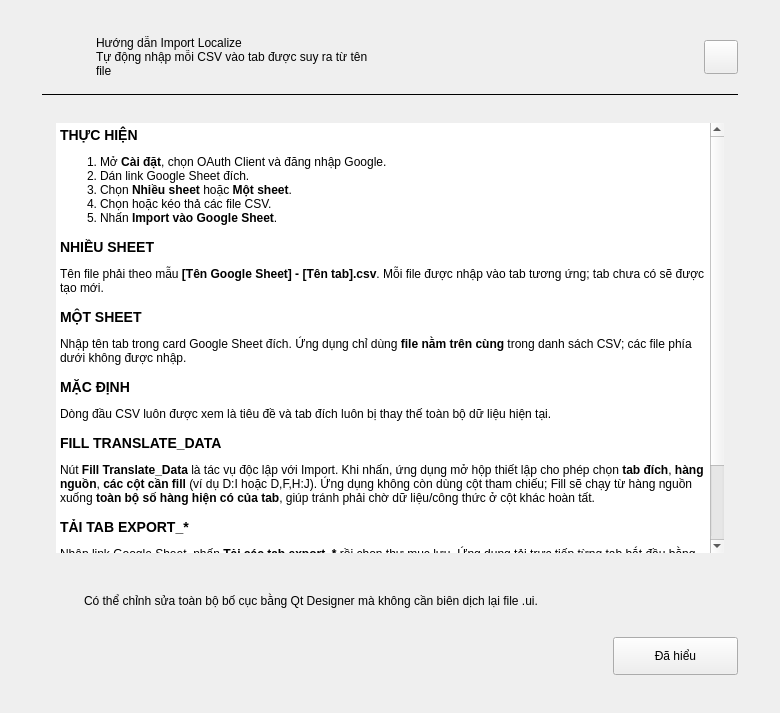
Old version of the form src/import_localize/ui/forms/help_dialog.ui in the repository longnguy3n/Import-Localize.
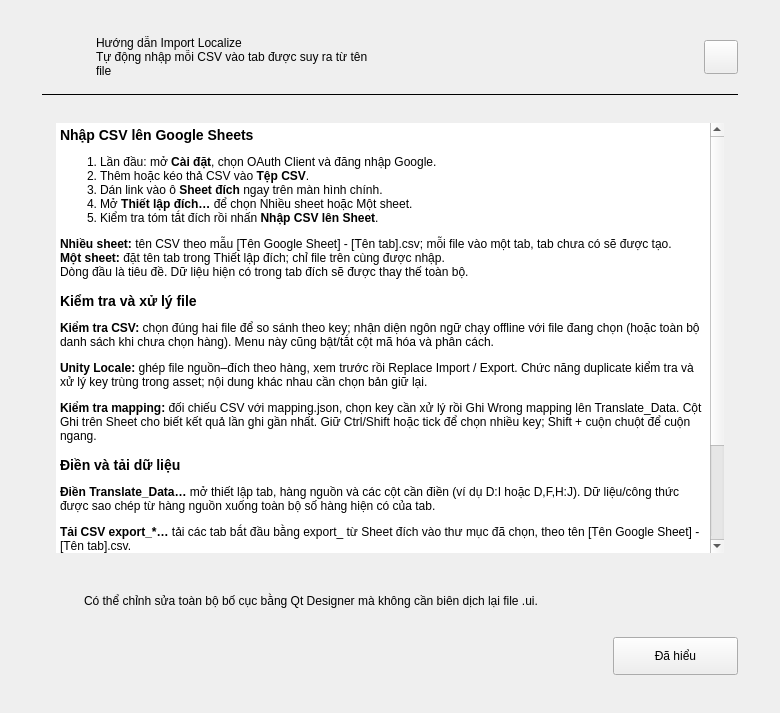
New version of the form.

Patch:
```diff
--- a/src/import_localize/ui/forms/help_dialog.ui
+++ b/src/import_localize/ui/forms/help_dialog.ui
@@ -175,7 +175,7 @@
             </size>
            </property>
            <property name="html">
-            <string>&lt;h3&gt;THỰC HIỆN&lt;/h3&gt;&lt;ol&gt;&lt;li&gt;Mở &lt;b&gt;Cài đặt&lt;/b&gt;, chọn OAuth Client và đăng nhập Google.&lt;/li&gt;&lt;li&gt;Dán link Google Sheet đích.&lt;/li&gt;&lt;li&gt;Chọn &lt;b&gt;Nhiều sheet&lt;/b&gt; hoặc &lt;b&gt;Một sheet&lt;/b&gt;.&lt;/li&gt;&lt;li&gt;Chọn hoặc kéo thả các file CSV.&lt;/li&gt;&lt;li&gt;Nhấn &lt;b&gt;Import vào Google Sheet&lt;/b&gt;.&lt;/li&gt;&lt;/ol&gt;&lt;h3&gt;NHIỀU SHEET&lt;/h3&gt;&lt;p&gt;Tên file phải theo mẫu &lt;b&gt;[Tên Google Sheet] - [Tên tab].csv&lt;/b&gt;. Mỗi file được nhập vào tab tương ứng; tab chưa có sẽ được tạo mới.&lt;/p&gt;&lt;h3&gt;MỘT SHEET&lt;/h3&gt;&lt;p&gt;Nhập tên tab trong card Google Sheet đích. Ứng dụng chỉ dùng &lt;b&gt;file nằm trên cùng&lt;/b&gt; trong danh sách CSV; các file phía dưới không được nhập.&lt;/p&gt;&lt;h3&gt;MẶC ĐỊNH&lt;/h3&gt;&lt;p&gt;Dòng đầu CSV luôn được xem là tiêu đề và tab đích luôn bị thay thế toàn bộ dữ liệu hiện tại.&lt;/p&gt;&lt;h3&gt;FILL TRANSLATE_DATA&lt;/h3&gt;&lt;p&gt;Nút &lt;b&gt;Fill Translate_Data&lt;/b&gt; là tác vụ độc lập với Import. Khi nhấn, ứng dụng mở hộp thiết lập cho phép chọn &lt;b&gt;tab đích&lt;/b&gt;, &lt;b&gt;hàng nguồn&lt;/b&gt;, &lt;b&gt;các cột cần fill&lt;/b&gt; (ví dụ D:I hoặc D,F,H:J). Ứng dụng không còn dùng cột tham chiếu; Fill sẽ chạy từ hàng nguồn xuống &lt;b&gt;toàn bộ số hàng hiện có của tab&lt;/b&gt;, giúp tránh phải chờ dữ liệu/công thức ở cột khác hoàn tất.&lt;/p&gt;&lt;h3&gt;TẢI TAB EXPORT_*&lt;/h3&gt;&lt;p&gt;Nhập link Google Sheet, nhấn &lt;b&gt;Tải các tab export_*&lt;/b&gt; rồi chọn thư mục lưu. Ứng dụng tải trực tiếp từng tab bắt đầu bằng &lt;b&gt;export_&lt;/b&gt; và đặt tên &lt;b&gt;[Tên Google Sheet] - [Tên tab].csv&lt;/b&gt;.&lt;/p&gt;&lt;h3&gt;CẬP NHẬT ỨNG DỤNG&lt;/h3&gt;&lt;p&gt;Trong bản EXE, mở &lt;b&gt;Cài đặt → Cập nhật&lt;/b&gt; để kiểm tra GitHub Releases, tải bản mới, xác minh SHA-256 và tự khởi động lại.&lt;/p&gt;</string>
+            <string>&lt;h3&gt;Nhập CSV lên Google Sheets&lt;/h3&gt;&lt;ol&gt;&lt;li&gt;Lần đầu: mở &lt;b&gt;Cài đặt&lt;/b&gt;, chọn OAuth Client và đăng nhập Google.&lt;/li&gt;&lt;li&gt;Thêm hoặc kéo thả CSV vào &lt;b&gt;Tệp CSV&lt;/b&gt;.&lt;/li&gt;&lt;li&gt;Dán link vào ô &lt;b&gt;Sheet đích&lt;/b&gt; ngay trên màn hình chính.&lt;/li&gt;&lt;li&gt;Mở &lt;b&gt;Thiết lập đích…&lt;/b&gt; để chọn Nhiều sheet hoặc Một sheet.&lt;/li&gt;&lt;li&gt;Kiểm tra tóm tắt đích rồi nhấn &lt;b&gt;Nhập CSV lên Sheet&lt;/b&gt;.&lt;/li&gt;&lt;/ol&gt;&lt;p&gt;&lt;b&gt;Nhiều sheet:&lt;/b&gt; tên CSV theo mẫu [Tên Google Sheet] - [Tên tab].csv; mỗi file vào một tab, tab chưa có sẽ được tạo.&lt;br/&gt;&lt;b&gt;Một sheet:&lt;/b&gt; đặt tên tab trong Thiết lập đích; chỉ file trên cùng được nhập.&lt;br/&gt;Dòng đầu là tiêu đề. Dữ liệu hiện có trong tab đích sẽ được thay thế toàn bộ.&lt;/p&gt;&lt;h3&gt;Kiểm tra và xử lý file&lt;/h3&gt;&lt;p&gt;&lt;b&gt;Kiểm tra CSV:&lt;/b&gt; chọn đúng hai file để so sánh theo key; nhận diện ngôn ngữ chạy offline với file đang chọn (hoặc toàn bộ danh sách khi chưa chọn hàng). Menu này cũng bật/tắt cột mã hóa và phân cách.&lt;/p&gt;&lt;p&gt;&lt;b&gt;Unity Locale:&lt;/b&gt; ghép file nguồn–đích theo hàng, xem trước rồi Replace Import / Export. Chức năng duplicate kiểm tra và xử lý key trùng trong asset; nội dung khác nhau cần chọn bản giữ lại.&lt;/p&gt;&lt;p&gt;&lt;b&gt;Kiểm tra mapping:&lt;/b&gt; đối chiếu CSV với mapping.json, chọn key cần xử lý rồi Ghi Wrong mapping lên Translate_Data. Cột Ghi trên Sheet cho biết kết quả lần ghi gần nhất. Giữ Ctrl/Shift hoặc tick để chọn nhiều key; Shift + cuộn chuột để cuộn ngang.&lt;/p&gt;&lt;h3&gt;Điền và tải dữ liệu&lt;/h3&gt;&lt;p&gt;&lt;b&gt;Điền Translate_Data…&lt;/b&gt; mở thiết lập tab, hàng nguồn và các cột cần điền (ví dụ D:I hoặc D,F,H:J). Dữ liệu/công thức được sao chép từ hàng nguồn xuống toàn bộ số hàng hiện có của tab.&lt;/p&gt;&lt;p&gt;&lt;b&gt;Tải CSV export_*…&lt;/b&gt; tải các tab bắt đầu bằng export_ từ Sheet đích vào thư mục đã chọn, theo tên [Tên Google Sheet] - [Tên tab].csv.&lt;/p&gt;&lt;h3&gt;Phím tắt và bố cục&lt;/h3&gt;&lt;p&gt;&lt;b&gt;Ctrl+O&lt;/b&gt; thêm CSV · &lt;b&gt;Ctrl+L&lt;/b&gt; nhập link Sheet · &lt;b&gt;F1&lt;/b&gt; hướng dẫn · &lt;b&gt;Alt+↑/↓&lt;/b&gt; đổi thứ tự file đã chọn.&lt;br/&gt;Kéo vạch chia để điều chỉnh các vùng. Nhật ký có thể thu gọn và tự mở khi gặp lỗi. Các mục tùy chọn/chi tiết mở khi cần.&lt;/p&gt;&lt;h3&gt;Cập nhật ứng dụng&lt;/h3&gt;&lt;p&gt;Trong bản EXE, mở &lt;b&gt;Cài đặt → Cập nhật&lt;/b&gt; để tải bản mới từ GitHub Releases, xác minh SHA-256 và tự khởi động lại.&lt;/p&gt;</string>
            </property>
            <property name="openExternalLinks">
             <bool>true</bool>
```
